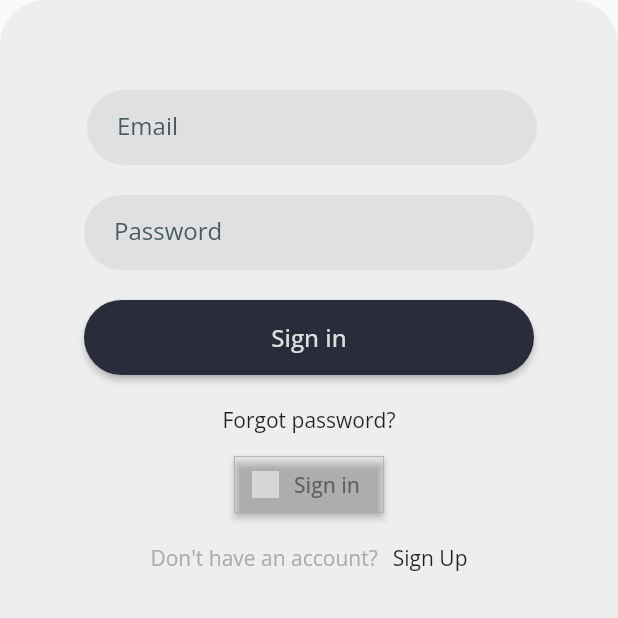
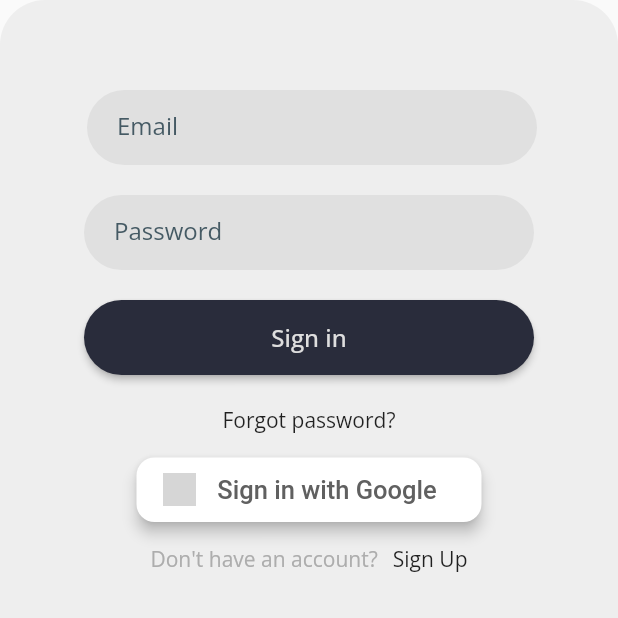
Before and after one commit to JayBernard01/HoraireClinique, a Flutter app: the screen it shows after launch, on a phone screen of 412 x 824 dp, the top half of it. Run offline on Flutter 3.47's test engine with Material 2 defaults, Android fonts, the phone set to English and light mode, and no system bars; drawn by our look-alikes of auto_size_text; our stand-ins replace firebase_auth, firebase_core, font_awesome_flutter, google_fonts, google_sign_in, rxdart and 1 more; accounts and stored records are empty; network calls fail; grey boxes are pictures that could not be loaded.

Commit message:
Updating to latest FlutterFlow output.

```diff
--- a/lib/login_page/login_page_widget.dart
+++ b/lib/login_page/login_page_widget.dart
@@ -214,41 +214,21 @@ class _LoginPageWidgetState extends State<LoginPageWidget> {
                             ),
                             Column(
                               mainAxisSize: MainAxisSize.max,
+                              mainAxisAlignment: MainAxisAlignment.spaceEvenly,
+                              crossAxisAlignment: CrossAxisAlignment.center,
                               children: [
-                                Padding(
-                                  padding: EdgeInsets.fromLTRB(0, 0, 0, 20),
-                                  child: SingleChildScrollView(
-                                    scrollDirection: Axis.horizontal,
-                                    child: Row(
-                                      mainAxisSize: MainAxisSize.max,
-                                      mainAxisAlignment:
-                                          MainAxisAlignment.center,
-                                      crossAxisAlignment:
-                                          CrossAxisAlignment.center,
-                                      children: [
-                                        Container(
-                                          width: 100,
-                                          height: 38,
+                                Align(
+                                  alignment: Alignment(0, 0),
+                                  child: Container(
+                                    width: 230,
+                                    height: 44,
                                     child: Stack(
                                       children: [
                                         Align(
-                                                alignment:
-                                                    Alignment(-0.7, -0.01),
-                                                child: Container(
-                                                  width: 18,
-                                                  height: 18,
-                                                  clipBehavior: Clip.antiAlias,
-                                                  decoration: BoxDecoration(
-                                                    shape: BoxShape.circle,
-                                                  ),
-                                                  child: Image.network(
-                                                    'https://i0.wp.com/nanophorm.com/wp-content/uploads/2018/04/google-logo-icon-PNG-Transparent-Background.png?w=1000&ssl=1',
-                                                    fit: BoxFit.contain,
-                                                  ),
-                                                ),
-                                              ),
-                                              Align(
                                           alignment: Alignment(0, 0),
+                                          child: Padding(
+                                            padding:
+                                                EdgeInsets.fromLTRB(0, 1, 0, 0),
                                             child: FFButtonWidget(
                                               onPressed: () async {
                                                 final user =
@@ -269,44 +249,61 @@ class _LoginPageWidgetState extends State<LoginPageWidget> {
                                                   (r) => false,
                                                 );
                                               },
-                                                  text: 'Sign in',
+                                              text: 'Sign in with Google',
                                               icon: Icon(
                                                 Icons.add,
                                                 color: Colors.transparent,
                                                 size: 20,
                                               ),
                                               options: FFButtonOptions(
-                                                    width: 100,
-                                                    height: 38,
+                                                width: 230,
+                                                height: 44,
+                                                color: Colors.white,
+                                                textStyle: GoogleFonts.getFont(
+                                                  'Roboto',
+                                                  color: Color(0xFF606060),
+                                                  fontSize: 17,
+                                                ),
+                                                elevation: 4,
+                                                borderSide: BorderSide(
                                                   color: Colors.transparent,
-                                                    textStyle:
-                                                        GoogleFonts.getFont(
-                                                      'Open Sans',
-                                                      color: Color(0xFF616161),
-                                                      fontSize: 14,
+                                                  width: 0,
                                                 ),
-                                                    borderSide: BorderSide(
-                                                      color: Color(0xFFAAAAAA),
-                                                      width: 0.5,
-                                                    ),
-                                                    borderRadius: 0,
+                                                borderRadius: 12,
                                               ),
                                             ),
-                                              )
-                                            ],
+                                          ),
+                                        ),
+                                        Align(
+                                          alignment: Alignment(-0.83, 0),
+                                          child: Container(
+                                            width: 22,
+                                            height: 22,
+                                            clipBehavior: Clip.antiAlias,
+                                            decoration: BoxDecoration(
+                                              shape: BoxShape.circle,
+                                            ),
+                                            child: Image.network(
+                                              'https://i0.wp.com/nanophorm.com/wp-content/uploads/2018/04/google-logo-icon-PNG-Transparent-Background.png?w=1000&ssl=1',
+                                              fit: BoxFit.contain,
+                                            ),
                                           ),
                                         )
                                       ],
                                     ),
                                   ),
                                 ),
-                                Row(
+                                Padding(
+                                  padding: EdgeInsets.fromLTRB(0, 15, 0, 0),
+                                  child: Row(
                                     mainAxisSize: MainAxisSize.max,
                                     mainAxisAlignment: MainAxisAlignment.center,
-                                  crossAxisAlignment: CrossAxisAlignment.center,
+                                    crossAxisAlignment:
+                                        CrossAxisAlignment.center,
                                     children: [
                                       Padding(
-                                      padding: EdgeInsets.fromLTRB(0, 0, 10, 0),
+                                        padding:
+                                            EdgeInsets.fromLTRB(0, 0, 10, 0),
                                         child: Text(
                                           'Don\'t have an account?',
                                           style: GoogleFonts.getFont(
@@ -324,6 +321,7 @@ class _LoginPageWidgetState extends State<LoginPageWidget> {
                                         ),
                                       )
                                     ],
+                                  ),
                                 )
                               ],
                             )
```
Lines whose indentation alone changed are shown as unchanged.
